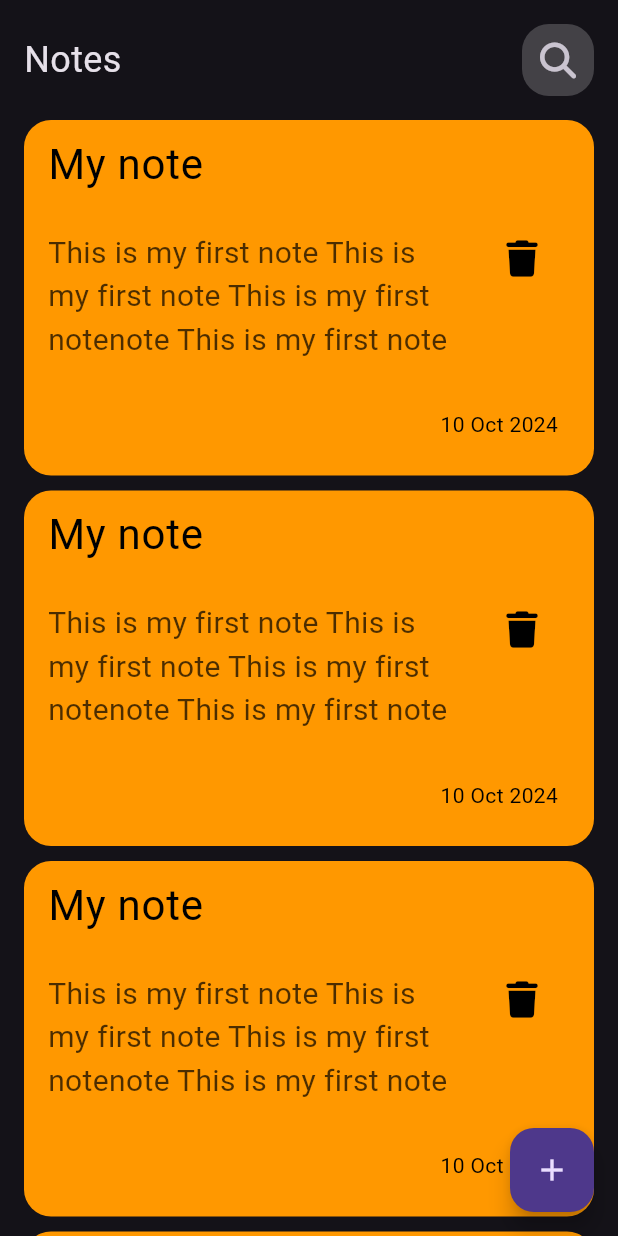
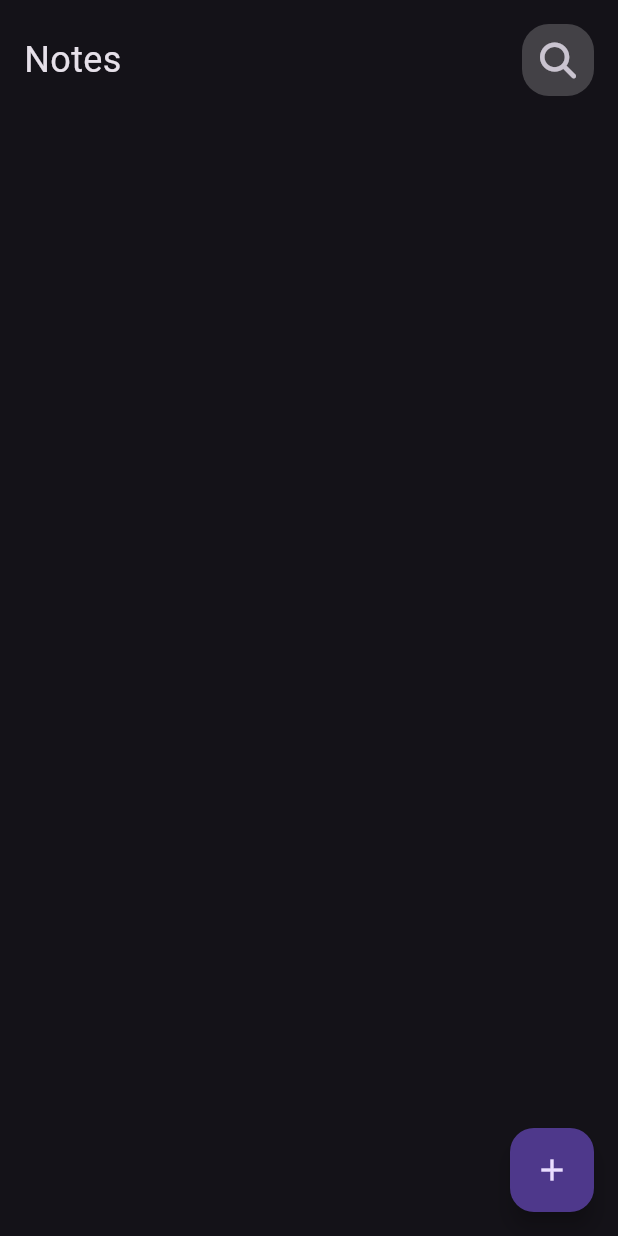
Before and after one commit to khaledgomah/notes_app, a Flutter app: the screen it shows after launch, on a phone screen of 412 x 824 dp. Run offline on Flutter 3.47's test engine with Material 3 defaults, Android fonts, the phone set to English and light mode, and no system bars; our stand-ins replace bloc, flutter_bloc, font_awesome_flutter, hive, hive_flutter, loading_overlay; accounts and stored records are empty.

Commit message:
solve some problems and make fetch note logec

```diff
--- /dev/null
+++ b/devtools_options.yaml
@@ -0,0 +1,3 @@
+description: This file stores settings for Dart & Flutter DevTools.
+documentation: https://docs.flutter.dev/tools/devtools/extensions#configure-extension-enablement-states
+extensions:
--- a/lib/constants.dart
+++ b/lib/constants.dart
@@ -2,4 +2,4 @@ import 'package:flutter/material.dart';
 
 Color kPrimaryColor = const Color(0xff4e388b);
 EdgeInsets kViewPadding = const EdgeInsets.symmetric(horizontal: 16.0);
-const String kNotesBox = 'notees_box';
+const String kNotesBox = 'notes_box';
--- a/lib/cubits/add_note/add_note_cubit.dart
+++ b/lib/cubits/add_note/add_note_cubit.dart
@@ -9,8 +9,8 @@ part 'add_note_state.dart';
 class AddNoteCubit extends Cubit<AddNoteState> {
   AddNoteCubit() : super(AddNoteInitial());
   void addNote(NoteModel note)async {
+    emit(AddNoteLoading());
     try {
-      emit(AddNoteLoading());
       var notesBox = Hive.box<NoteModel>(kNotesBox);
       await notesBox.add(note);
       emit(AddNoteSuccess());
--- /dev/null
+++ b/lib/cubits/cubit/notes_cubit.dart
@@ -0,0 +1,16 @@
+import 'package:flutter_bloc/flutter_bloc.dart';
+import 'package:hive_flutter/hive_flutter.dart';
+import 'package:meta/meta.dart';
+import 'package:notes_app/constants.dart';
+import 'package:notes_app/models/note_model.dart';
+part 'notes_state.dart';
+
+class NotesCubit extends Cubit<NotesState> {
+  NotesCubit() : super(NotesInitial());
+  List<NoteModel>? notesList;
+  fetchNotes() {
+    var notesBox = Hive.box<NoteModel>(kNotesBox);
+    notesList = notesBox.values.toList();
+    emit(NotesSuccess());
+  }
+}
--- /dev/null
+++ b/lib/cubits/cubit/notes_state.dart
@@ -0,0 +1,7 @@
+part of 'notes_cubit.dart';
+
+@immutable
+sealed class NotesState {}
+
+final class NotesInitial extends NotesState {}
+final class NotesSuccess extends NotesState {}
--- a/lib/main.dart
+++ b/lib/main.dart
@@ -3,13 +3,14 @@ import 'package:flutter_bloc/flutter_bloc.dart';
 import 'package:hive_flutter/adapters.dart';
 import 'package:notes_app/constants.dart';
 import 'package:notes_app/cubits/add_note/add_note_cubit.dart';
+import 'package:notes_app/cubits/cubit/notes_cubit.dart';
 import 'package:notes_app/models/note_model.dart';
 import 'package:notes_app/views/home_view.dart';
 
 void main() async {
   await Hive.initFlutter();
-  Hive.openBox<NoteModel>(kNotesBox);
   Hive.registerAdapter(NoteModelAdapter());
+  await Hive.openBox<NoteModel>(kNotesBox);
   runApp(const NotesApp());
 }
 
@@ -18,8 +19,16 @@ class NotesApp extends StatelessWidget {
 
   @override
   Widget build(BuildContext context) {
-    return BlocProvider(
-      create: (context) => AddNoteCubit(),
+    return MultiBlocProvider(
+
+      providers: [
+        BlocProvider(
+          create: (context) => AddNoteCubit(),
+        ),
+        BlocProvider(
+          create: (context) => NotesCubit(),
+        ),
+      ],
       child: MaterialApp(
         debugShowCheckedModeBanner: false,
         home: const HomeView(),
--- a/lib/models/note_model.dart
+++ b/lib/models/note_model.dart
@@ -1,20 +1,25 @@
-import 'package:hive_flutter/hive_flutter.dart';
+import 'package:hive/hive.dart';
+
 part 'note_model.g.dart';
 
 @HiveType(typeId: 0)
-class NoteModel {
+class NoteModel extends HiveObject {
   @HiveField(0)
   final String title;
+
   @HiveField(1)
-  final String? desc;
+  final String desc;
+
   @HiveField(2)
-  final DateTime date;
+  final DateTime creatAt;  // Change this to DateTime
+
   @HiveField(3)
   final int color;
 
-  NoteModel(
-      {required this.title,
-      required this.desc,
-      required this.date,
-      required this.color});
+  NoteModel({
+    required this.title,
+    required this.desc,
+    required this.creatAt,
+    required this.color,
+  });
 }
--- a/lib/widgets/add_note_action_button.dart
+++ b/lib/widgets/add_note_action_button.dart
@@ -1,5 +1,3 @@
-import 'dart:developer';
-
 import 'package:flutter/material.dart';
 import 'package:flutter_bloc/flutter_bloc.dart';
 import 'package:loading_overlay/loading_overlay.dart';
@@ -29,7 +27,6 @@ class _AddNoteActionButtonState extends State<AddNoteActionButton> {
           builder: (context) {
             return BlocConsumer<AddNoteCubit, AddNoteState>(
               listener: (context, state) {
-                log('i am in cubit');
                 if (state is AddNoteLoading) {
                   isLoading = true;
                 } else if (state is AddNoteSuccess) {
--- a/lib/widgets/note_item.dart
+++ b/lib/widgets/note_item.dart
@@ -1,15 +1,30 @@
 import 'package:flutter/material.dart';
 import 'package:font_awesome_flutter/font_awesome_flutter.dart';
+import 'package:notes_app/models/note_model.dart';
+import 'package:notes_app/views/edit_view.dart';
 
 class NoteItem extends StatelessWidget {
   const NoteItem({
-    super.key, required this.onTap,
+    super.key,
+    required this.note,
   });
-final VoidCallback onTap;
+  final NoteModel note;
+
   @override
   Widget build(BuildContext context) {
     return GestureDetector(
-      onTap: onTap,
+      onTap: () {
+        Navigator.push(
+            context,
+            MaterialPageRoute(
+              builder: (context) => EditView(
+                  note: NoteModel(
+                      title: note.title,
+                      desc: note.desc,
+                      creatAt: note.creatAt,
+                      color: note.color)),
+            ));
+      },
       child: Container(
         decoration: BoxDecoration(
           borderRadius: BorderRadius.circular(18),
@@ -29,24 +44,24 @@ final VoidCallback onTap;
                   ),
                 ],
               ),
-              title: const Text(
-                'My note',
-                style: TextStyle(fontSize: 28),
+              title: Text(
+                note.title,
+                style: const TextStyle(fontSize: 28),
               ),
               subtitle: Padding(
                 padding: const EdgeInsets.symmetric(vertical: 24),
                 child: Text(
-                  'This is my first note This is my first note This is my first notenote This is my first note',
+                  note.desc,
                   style: TextStyle(
                       color: Colors.black.withOpacity(.7), fontSize: 20),
                 ),
               ),
             ),
-            const Padding(
-              padding: EdgeInsets.only(right: 24, bottom: 24),
+            Padding(
+              padding: const EdgeInsets.only(right: 24, bottom: 24),
               child: Text(
-                '10 Oct 2024',
-                style: TextStyle(color: Colors.black),
+                note.creatAt.toString(),
+                style: const TextStyle(color: Colors.black),
               ),
             )
           ],
--- a/lib/widgets/notes_builder.dart
+++ b/lib/widgets/notes_builder.dart
@@ -1,35 +1,40 @@
 import 'package:flutter/material.dart';
-import 'package:notes_app/models/note_model.dart';
-import 'package:notes_app/views/edit_view.dart';
+import 'package:flutter_bloc/flutter_bloc.dart';
+import 'package:notes_app/cubits/cubit/notes_cubit.dart';
 import 'package:notes_app/widgets/note_item.dart';
 
-class NotesBuilder extends StatelessWidget {
+class NotesBuilder extends StatefulWidget {
   const NotesBuilder({
     super.key,
   });
 
   @override
+  State<NotesBuilder> createState() => _NotesBuilderState();
+}
+
+class _NotesBuilderState extends State<NotesBuilder> {
+  @override
+  void initState() {
+    BlocProvider.of<NotesCubit>(context).fetchNotes();
+    super.initState();
+  }
+
+  @override
   Widget build(BuildContext context) {
+    return BlocBuilder<NotesCubit, NotesState>(
+      builder: (context, state) {
+        var notesList = BlocProvider.of<NotesCubit>(context).notesList ?? [];
         return Expanded(
             child: ListView.separated(
-      itemCount: 10,
+          itemCount: notesList.length,
           separatorBuilder: (context, index) => const SizedBox(
             height: 10,
           ),
           itemBuilder: (context, index) => NoteItem(
-        onTap: () {
-          Navigator.push(
-              context,
-              MaterialPageRoute(
-                builder: (context) => EditView(
-                    note: NoteModel(
-                        title: 'hala',
-                        desc: 'hala walaa kef el ahwal',
-                        date: DateTime.now(),
-                        color: 0xff12452fea)),
+            note: notesList[index],
+          ),
         ));
       },
-      ),
-    ));
+    );
   }
 }
--- a/pubspec.yaml
+++ b/pubspec.yaml
@@ -36,7 +36,6 @@ dependencies:
   font_awesome_flutter: ^10.7.0
   hive: ^2.2.3
   hive_flutter: ^1.1.0
-  hive_generator: ^2.0.1
   loading_overlay: ^0.4.2
   meta: ^1.15.0
 
@@ -45,6 +44,7 @@ dev_dependencies:
   flutter_lints: ^4.0.0
   flutter_test:
     sdk: flutter
+  hive_generator: ^2.0.1
 
 # For information on the generic Dart part of this file, see the
 # following page: https://dart.dev/tools/pub/pubspec
```
Also changed, not shown: lib/widgets/home_view_button_sheet.dart (+13 -4 lines), lib/models/note_model.g.dart, pubspec.lock. Lines whose indentation alone changed are shown as unchanged.
